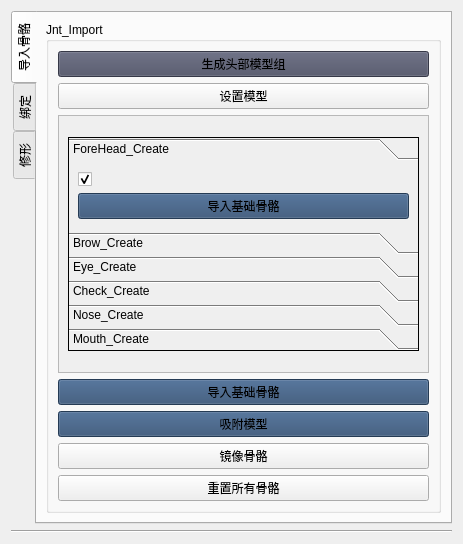
The window that plugin_rig/customui/facerig.ui (wowodeacha/plugin) describes before a commit, drawn with Qt 5.
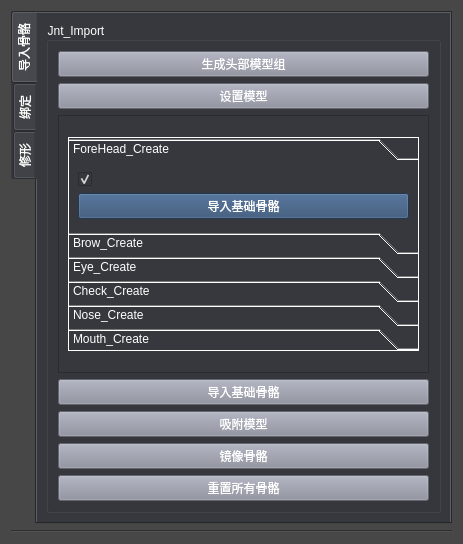
The same window after the commit. The open tabs and pages were chosen to show the change.

Commit message: maya programming add fail

The edit to the form file:
```diff
--- a/plugin_rig/customui/facerig.ui
+++ b/plugin_rig/customui/facerig.ui
@@ -13,6 +13,9 @@
   <property name="windowTitle">
    <string>faceUI_Win</string>
   </property>
+  <property name="styleSheet">
+   <string notr="true">background-color: rgb(71, 71, 71);</string>
+  </property>
   <layout class="QGridLayout" name="gridLayout">
    <item row="0" column="0">
     <layout class="QVBoxLayout" name="verticalLayout">
@@ -21,6 +24,10 @@
        <property name="layoutDirection">
         <enum>Qt::LeftToRight</enum>
        </property>
+       <property name="styleSheet">
+        <string notr="true">background-color: rgb(55, 56, 62);
+color: rgb(255, 255, 255);</string>
+       </property>
        <property name="tabPosition">
         <enum>QTabWidget::West</enum>
        </property>
@@ -43,6 +50,9 @@
            <layout class="QGridLayout" name="gridLayout_5">
             <item row="4" column="0">
              <widget class="QPushButton" name="rebulidAllBone_pushButton">
+              <property name="styleSheet">
+               <string notr="true">background-color: rgb(138, 141, 156);</string>
+              </property>
               <property name="text">
                <string>重置所有骨骼</string>
               </property>
@@ -50,6 +60,9 @@
             </item>
             <item row="3" column="0">
              <widget class="QPushButton" name="bneMir_pushButton">
+              <property name="styleSheet">
+               <string notr="true">background-color: rgb(138, 141, 156);</string>
+              </property>
               <property name="text">
                <string>镜像骨骼</string>
               </property>
@@ -60,8 +73,7 @@
               <item row="0" column="0">
                <widget class="QPushButton" name="createheadmeshgrp_pushButton">
                 <property name="styleSheet">
-                 <string notr="true">
-background-color: rgb(75, 78, 99);</string>
+                 <string notr="true">background-color: rgb(138, 141, 156);</string>
                 </property>
                 <property name="text">
                  <string>生成头部模型组</string>
@@ -70,6 +82,9 @@
               </item>
               <item row="1" column="0">
                <widget class="QPushButton" name="setheadmesh_pushButton">
+                <property name="styleSheet">
+                 <string notr="true">background-color: rgb(138, 141, 156);</string>
+                </property>
                 <property name="text">
                  <string>设置模型</string>
                 </property>
@@ -114,7 +129,10 @@
                      <enum>Qt::LeftToRight</enum>
                     </property>
                     <property name="autoFillBackground">
-                     <bool>true</bool>
+                     <bool>false</bool>
+                    </property>
+                    <property name="styleSheet">
+                     <string notr="true"/>
                     </property>
                     <property name="frameShape">
                      <enum>QFrame::Panel</enum>
@@ -444,7 +462,7 @@
             <item row="2" column="0">
              <widget class="QPushButton" name="snapForeHeadMeshToHeadMesh_pushButton">
               <property name="styleSheet">
-               <string notr="true">background-color: rgba(46, 76, 113, 247);</string>
+               <string notr="true">background-color: rgb(138, 141, 156);</string>
               </property>
               <property name="text">
                <string>吸附模型</string>
@@ -460,7 +478,7 @@
                </sizepolicy>
               </property>
               <property name="styleSheet">
-               <string notr="true">background-color: rgba(46, 76, 113, 247);</string>
+               <string notr="true">background-color: rgb(138, 141, 156);</string>
               </property>
               <property name="text">
                <string>导入基础骨骼</string>
```
Left out of the diff: 2 changed lines with no effect on the pictures. The commit also changes 1 other file.
